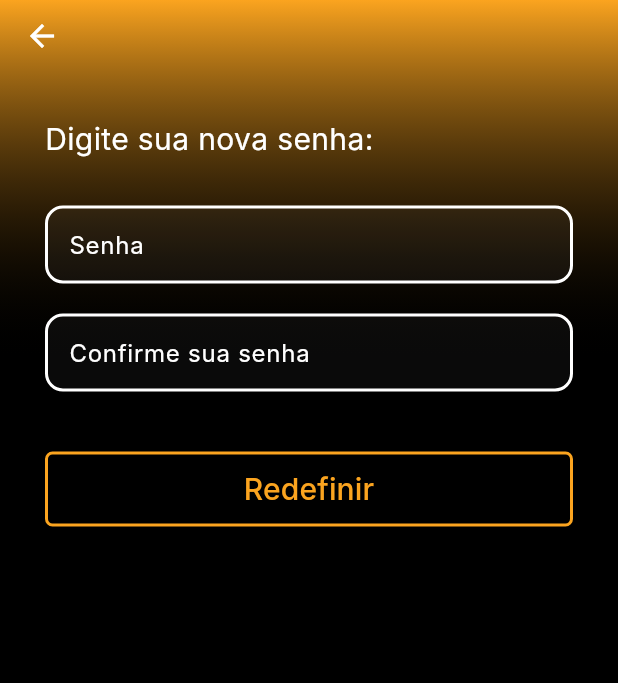
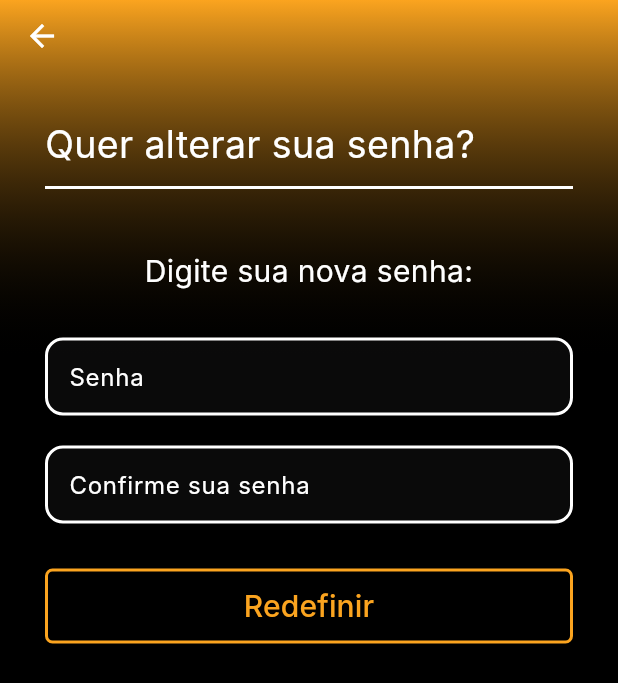
Before and after one commit to tokujiTO/PII4S_images_generator, a Flutter app: the ResetPasswordPage screen opened directly, after a tap on "Redefinir", after a tap on "Enviar", on a phone screen of 412 x 824 dp. Shown: the top 683 px of the screen. Run offline on Flutter 3.47's test engine with Material 3 defaults, Android fonts, the phone set to English and light mode, and no system bars; our stand-ins replace device_preview, flutter_screenutil, shared_preferences; accounts and stored records are empty; Roboto replaces fonts that are missing (Inter).

Commit message:
feat: fix details of the pages in general

```diff
--- a/lib/app/pages/rename_page.dart
+++ b/lib/app/pages/rename_page.dart
@@ -272,7 +272,7 @@ class RenamePage extends StatelessWidget {
                           labelText: 'Nome',
                           focusBorder: AppColors.yellow,
                         ),
-                        const SizedBox(height: 40),
+                        const SizedBox(height: 20),
                         Container(
                           height: 50,
                           decoration: BoxDecoration(
--- a/lib/app/pages/reset_password_page.dart
+++ b/lib/app/pages/reset_password_page.dart
@@ -146,29 +146,37 @@ class _ResetPasswordPageState extends State<ResetPasswordPage> {
                 ),
 
                 Align(
-                  alignment: Alignment.topLeft,
+                  alignment: Alignment.topCenter,
                   child: Container(
                     // posição do título
-                    margin: const EdgeInsets.only(top: 105, left: 60),
+                    margin: const EdgeInsets.only(top: 110, left: 60),
                     width: 450, // Largura da linha branca
                     child: Column(
                       mainAxisSize: MainAxisSize.min,
-                      crossAxisAlignment: CrossAxisAlignment.start,
+                      crossAxisAlignment: CrossAxisAlignment.stretch,
                       children: [
-                        const Text(
-                          'Precisa alterar sua senha?',
+                        Container(
+                          child: const Text(
+                            '\u2006Quer alterar sua senha?',
                             style: TextStyle(
                               color: AppColors.white,
                               fontSize: 35,
                               fontWeight: FontWeight.w400,
                             ),
+                            textAlign: TextAlign.left,
                           ),
+                        ),
+
                         const SizedBox(height: 10),
-                        Container(
+                        Align(
+                          alignment: Alignment.centerLeft,
+                          child: Container(
+                            margin: const EdgeInsets.only(left: 0, right: 60), // desloca
+                            width: 550, // aumenta tamanho
                             height: 2,
                             color: AppColors.white,
-                          width: 700,
                           ),
+                        )
                       ],
                     ),
                   ),
@@ -413,9 +421,11 @@ class _ResetPasswordPageState extends State<ResetPasswordPage> {
       crossAxisAlignment: CrossAxisAlignment.stretch,
       children: <Widget>[
         const Text(
-          'Precisa alterar sua senha?',
+          'Quer alterar sua senha?',
           style: TextStyle(color: AppColors.white, fontSize: 25),
         ),
+        const SizedBox(height: 10),
+        Container(height: 2, color: AppColors.white),
         const SizedBox(height: 15),
         const Text(
           'Digite seu novo e-mail para efetuarmos a redefinição:',
@@ -423,7 +433,7 @@ class _ResetPasswordPageState extends State<ResetPasswordPage> {
         ),
         const SizedBox(height: 20),
         CustomTextField(focusBorder: AppColors.yellow, labelText: 'E-mail'),
-        const SizedBox(height: 40),
+        const SizedBox(height: 20),
         Container(
           height: 50,
           decoration: BoxDecoration(
@@ -447,15 +457,33 @@ class _ResetPasswordPageState extends State<ResetPasswordPage> {
  Widget _buildStep2(Color color) {
   return Column(
     key: const ValueKey<int>(2),
-      crossAxisAlignment: CrossAxisAlignment.center,
+    crossAxisAlignment: CrossAxisAlignment.start, // título à esquerda
     children: <Widget>[
-        const Text(
+      const Align(
+        alignment: Alignment.centerLeft,
+        child: Text(
+          'Quer alterar sua senha?',
+          style: TextStyle(
+            color: AppColors.white,
+            fontSize: 25,
+          ),
+        ),
+      ),
+
+      const SizedBox(height: 10),
+      Container(height: 2, color: AppColors.white),
+      const SizedBox(height: 15),
+
+      Center(
+        child: Column(
+          children: const [
+            Text(
               'Digite o código que enviamos agora para:',
               style: TextStyle(color: AppColors.white, fontSize: 20),
               textAlign: TextAlign.center,
             ),
-        const SizedBox(height: 10),
-        const Text(
+            SizedBox(height: 10),
+            Text(
               'exemplo@gmail.com',
               style: TextStyle(
                 color: AppColors.white,
@@ -464,19 +492,25 @@ class _ResetPasswordPageState extends State<ResetPasswordPage> {
               ),
               textAlign: TextAlign.center,
             ),
-        const SizedBox(height: 30),
-        const Text(
+            SizedBox(height: 30),
+            Text(
               '_ _ _ _ _ _',
               style: TextStyle(
                 color: AppColors.white,
                 fontSize: 30,
                 letterSpacing: 10,
               ),
+              textAlign: TextAlign.center,
             ),
-        const SizedBox(height: 60),
-        Container(
-          height: 50,
-          width: 200,
+            SizedBox(height: 60),
+          ],
+        ),
+      ),
+
+      Center(
+        child: Container(
+          height: 55,
+          width: 700,
           decoration: BoxDecoration(
             border: Border.all(color: color, width: 2),
             borderRadius: BorderRadius.circular(5.0),
@@ -485,7 +519,11 @@ class _ResetPasswordPageState extends State<ResetPasswordPage> {
             onPressed: () {
               setState(() => _step = 3);
             },
-            child: Text('Enviar', style: TextStyle(color: color, fontSize: 20)),
+            child: Text(
+              'Enviar',
+              style: TextStyle(color: color, fontSize: 20),
+            ),
+          ),
         ),
       ),
     ],
@@ -495,19 +533,42 @@ class _ResetPasswordPageState extends State<ResetPasswordPage> {
 Widget _buildStep3(Color color) {
   return Column(
     key: const ValueKey<int>(3),
-      crossAxisAlignment: CrossAxisAlignment.stretch,
+    crossAxisAlignment: CrossAxisAlignment.start,
     children: <Widget>[
+      const Align(
+        alignment: Alignment.centerLeft,
+        child: Text(
+          'Quer alterar sua senha?',
+          style: TextStyle(
+            color: AppColors.white,
+            fontSize: 25,
+          ),
+        ),
+      ),
+
+      const SizedBox(height: 10),
+      Container(height: 2, color: AppColors.white),
+      const SizedBox(height: 40),
+      Center(
+        child: Column(
+          crossAxisAlignment: CrossAxisAlignment.center,
+          children: [
             const Text(
               'Digite sua nova senha:',
               style: TextStyle(color: AppColors.white, fontSize: 20),
+              textAlign: TextAlign.center,
             ),
             const SizedBox(height: 30),
-        _buildPasswordField('Senha'),
+
+            SizedBox(width: 700, child: _buildPasswordField('Senha')),
             const SizedBox(height: 20),
-        _buildPasswordField('Confirme sua senha'),
-        const SizedBox(height: 40),
+            SizedBox(width: 700, child: _buildPasswordField('Confirme sua senha')),
+
+            const SizedBox(height: 30),
+
             Container(
               height: 50,
+              width: 700,
               decoration: BoxDecoration(
                 border: Border.all(color: color, width: 2),
                 borderRadius: BorderRadius.circular(5.0),
@@ -518,6 +579,9 @@ class _ResetPasswordPageState extends State<ResetPasswordPage> {
                   'Redefinir',
                   style: TextStyle(color: color, fontSize: 20),
                 ),
+              ),
+            ),
+          ],
         ),
       ),
     ],
```
Also changed, not shown: lib/app/pages/change_email_page.dart (+85 -23 lines), lib/app/pages/delete_account_page.dart (+6 -8 lines). Lines whose indentation alone changed are shown as unchanged.
